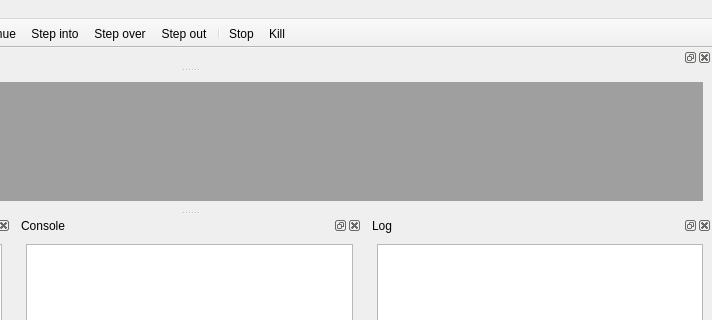
First picture: the form in debugger/monkeydbg/src/maininterface/UIMonkeyDbg.ui, repository testmana2/mks, before the edit; both pictures show x 333 to 1045 and y 0 to 320 of the 1045 by 467 pixel window.
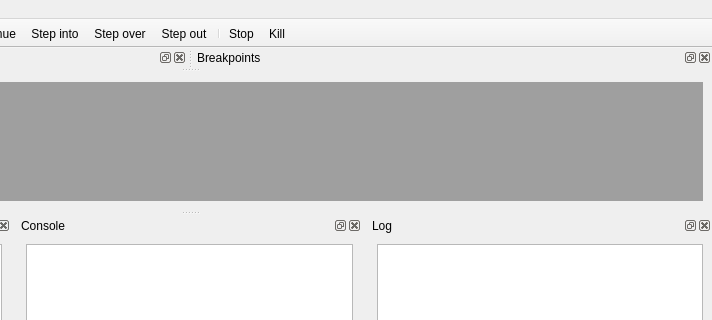
Second picture: the form after the edit. Icons and pictures are not drawn.

Commit message: Handle breakpoint

Diff of the .ui file:
```diff
--- a/debugger/monkeydbg/src/maininterface/UIMonkeyDbg.ui
+++ b/debugger/monkeydbg/src/maininterface/UIMonkeyDbg.ui
@@ -198,6 +198,15 @@
    </attribute>
    <widget class="QWidget" name="dockWidgetContents_5" />
   </widget>
+  <widget class="QDockWidget" name="dwBreakpoint" >
+   <property name="windowTitle" >
+    <string>Breakpoints</string>
+   </property>
+   <attribute name="dockWidgetArea" >
+    <number>4</number>
+   </attribute>
+   <widget class="QWidget" name="dockWidgetContents_4" />
+  </widget>
   <action name="aRun" >
    <property name="icon" >
     <iconset resource="../resources/monkeydbg.qrc" >
```
The commit also changes 4 other files.
